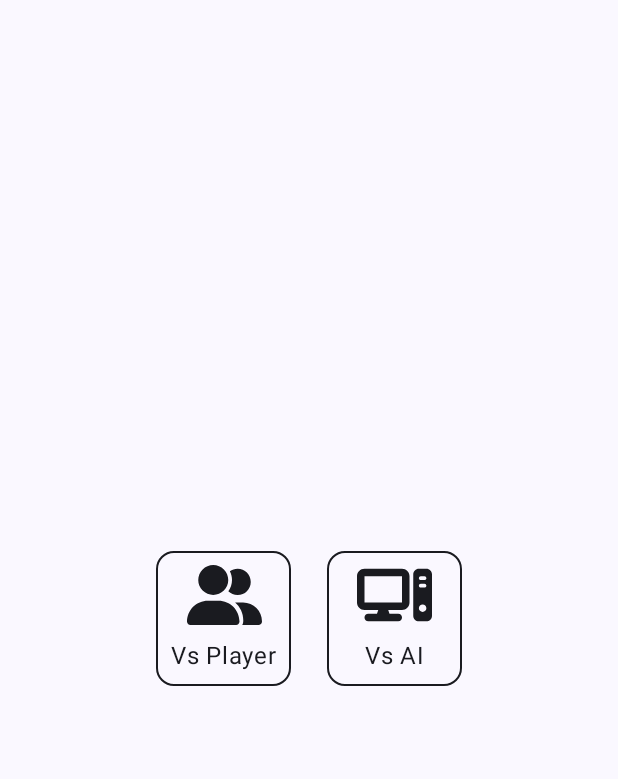
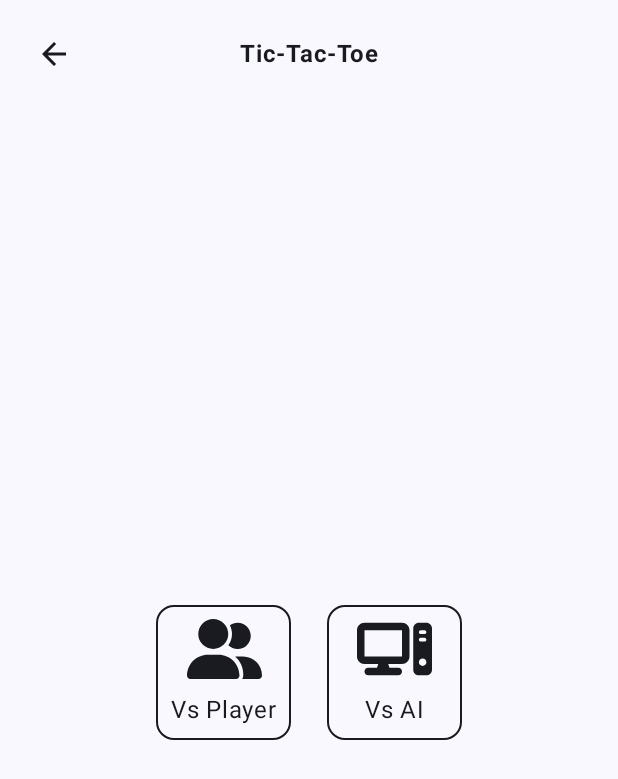
Before and after one commit to AfiqN/Simple-tic-tac-toe, an Android app built with Jetpack Compose: the screen it shows after launch (MainActivity), after a tap on "Let´s begin!", on a phone screen of 412 x 824 dp. Shown: the top 779 px of the screen. Run offline under Robolectric (Android 15) with nearby library versions, the phone set to English and light mode, and no system bars.

Commit message:
Add top nav bar

```diff
--- a/app/src/main/java/com/afiqn/gameapp/GameAppActivity.kt
+++ b/app/src/main/java/com/afiqn/gameapp/GameAppActivity.kt
@@ -5,13 +5,14 @@ import androidx.activity.ComponentActivity
 import androidx.activity.compose.setContent
 import androidx.activity.enableEdgeToEdge
 import androidx.compose.foundation.layout.padding
-import androidx.compose.material3.Scaffold
 import androidx.compose.runtime.Composable
 import androidx.compose.runtime.getValue
 import androidx.compose.ui.Modifier
 import androidx.compose.ui.tooling.preview.Preview
 import androidx.navigation.compose.currentBackStackEntryAsState
 import androidx.navigation.compose.rememberNavController
+import com.afiqn.gameapp.ui.components.AppScaffold
+import com.afiqn.gameapp.ui.components.TopNav
 import com.afiqn.gameapp.ui.theme.AppTheme
 
 class MainActivity : ComponentActivity() {
@@ -33,8 +34,14 @@ fun GameApp() {
         val currentScreen =
             gameAppScreen.find { it.route == currentDestination?.route } ?: LandingPage
 
-        Scaffold(
-
+        AppScaffold(
+            topBar = {
+                if (currentScreen != LandingPage) {
+                    TopNav(
+                        onClickBack = { navController.navigateUp() }
+                    )
+                }
+            }
         ){ innerPadding ->
             GameNavHost(
                 navController = navController,
--- /dev/null
+++ b/app/src/main/java/com/afiqn/gameapp/ui/components/AppScaffold.kt
@@ -0,0 +1,27 @@
+package com.afiqn.gameapp.ui.components
+
+import androidx.compose.foundation.layout.Box
+import androidx.compose.foundation.layout.PaddingValues
+import androidx.compose.foundation.layout.statusBarsPadding
+import androidx.compose.material3.Scaffold
+import androidx.compose.runtime.Composable
+import androidx.compose.ui.Modifier
+
+@Composable
+fun AppScaffold(
+    modifier: Modifier = Modifier,
+    topBar: @Composable (() -> Unit)? = null,
+    content: @Composable (PaddingValues) -> Unit
+) {
+    Scaffold(
+        modifier = modifier,
+        topBar = {
+            topBar?.let {
+                Box(modifier = Modifier.statusBarsPadding()) {
+                    it()
+                }
+            }
+        },
+        content = content
+    )
+}
--- /dev/null
+++ b/app/src/main/java/com/afiqn/gameapp/ui/components/TopNav.kt
@@ -0,0 +1,55 @@
+package com.afiqn.gameapp.ui.components
+
+import androidx.compose.foundation.clickable
+import androidx.compose.foundation.layout.Arrangement
+import androidx.compose.foundation.layout.Row
+import androidx.compose.foundation.layout.Spacer
+import androidx.compose.foundation.layout.fillMaxWidth
+import androidx.compose.foundation.layout.padding
+import androidx.compose.foundation.layout.size
+import androidx.compose.material3.Icon
+import androidx.compose.material3.Text
+import androidx.compose.runtime.Composable
+import androidx.compose.ui.Alignment
+import androidx.compose.ui.Modifier
+import androidx.compose.ui.res.painterResource
+import androidx.compose.ui.text.font.FontWeight
+import androidx.compose.ui.text.style.TextAlign
+import androidx.compose.ui.tooling.preview.Preview
+import androidx.compose.ui.unit.dp
+import com.afiqn.gameapp.R
+
+@Composable
+fun TopNav(
+    modifier: Modifier = Modifier,
+    onClickBack: () -> Unit = {}
+) {
+    Row(
+        horizontalArrangement = Arrangement.SpaceBetween,
+        verticalAlignment = Alignment.CenterVertically,
+        modifier = modifier
+            .fillMaxWidth()
+            .padding(24.dp)
+    ) {
+        Icon(
+            painter = painterResource(id = R.drawable.ic_back),
+            contentDescription = null,
+            modifier = Modifier
+                .clickable { onClickBack() }
+        )
+        Text(
+            text = "Tic-Tac-Toe",
+            textAlign = TextAlign.Center,
+            fontWeight = FontWeight.Bold,
+            modifier = Modifier
+                .weight(1f)
+        )
+        Spacer(modifier = Modifier.size(24.dp))
+    }
+}
+
+@Preview(showBackground = true)
+@Composable
+fun TopNavPreview() {
+    TopNav()
+}
--- /dev/null
+++ b/app/src/main/res/drawable/ic_back.xml
@@ -0,0 +1,5 @@
+<vector xmlns:android="http://schemas.android.com/apk/res/android" android:autoMirrored="true" android:height="24dp" android:tint="#000000" android:viewportHeight="24" android:viewportWidth="24" android:width="24dp">
+
+    <path android:fillColor="@android:color/white" android:pathData="M20,11H7.83l5.59,-5.59L12,4l-8,8 8,8 1.41,-1.41L7.83,13H20v-2z"/>
+
+</vector>
--- a/app/src/main/res/values/colors.xml
+++ b/app/src/main/res/values/colors.xml
@@ -7,4 +7,5 @@
     <color name="teal_700">#FF018786</color>
     <color name="black">#FF000000</color>
     <color name="white">#FFFFFFFF</color>
+    <color name="statusBarColor">#EFEFEF</color>
 </resources>
```
